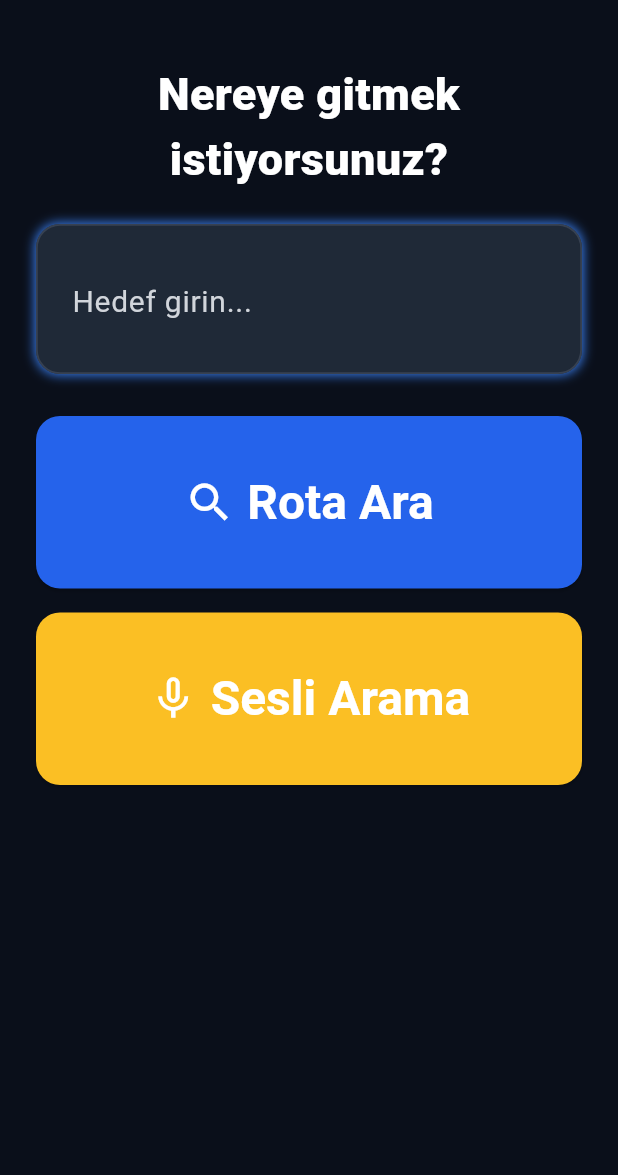
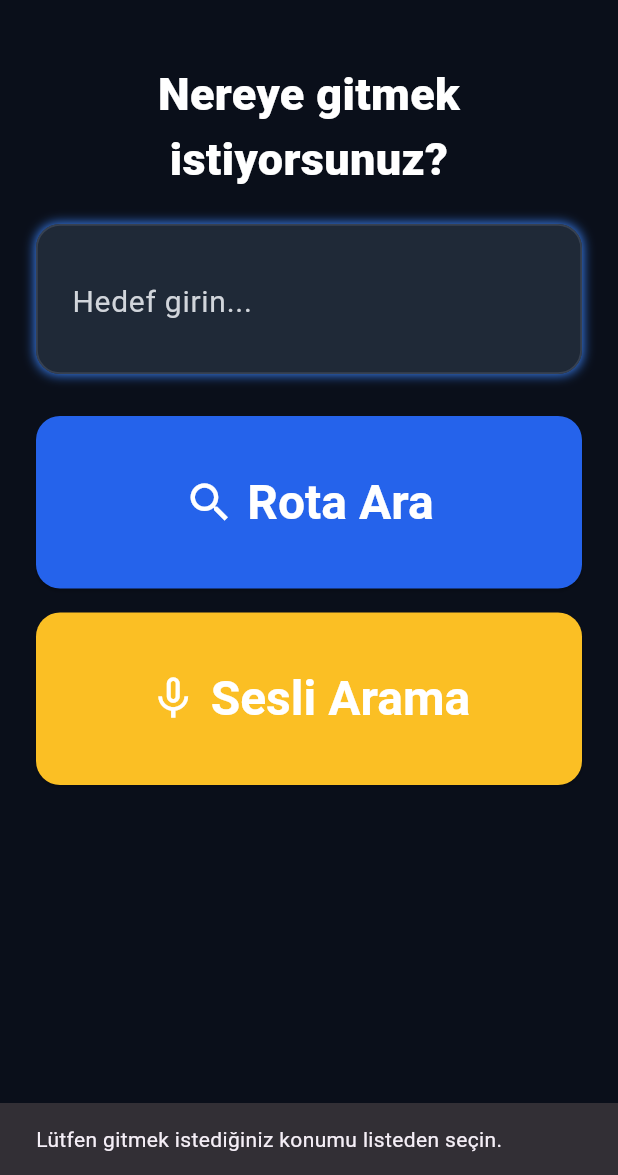
Before and after one commit to ahsentekgul/yol_arkadasim, a Flutter app: the SearchScreen screen opened directly, after a tap on "Rota Ara", on a phone screen of 412 x 824 dp, the part 61-1236 px from its top. Run offline on Flutter 3.47's test engine with Material 3 defaults, Android fonts, the phone set to English and light mode, and no system bars.

Commit message:
hedef onerileri ve navigasyon metadata altyapisini ekle

```diff
--- a/lib/business/search/search_screen.dart
+++ b/lib/business/search/search_screen.dart
@@ -1,6 +1,8 @@
 import 'package:flutter/material.dart';
 
 import 'package:yol_arkadasim/business/routes/routes_screen.dart';
+import 'package:yol_arkadasim/data/models/place_candidate.dart';
+import 'package:yol_arkadasim/services/dummy_place_search_service.dart';
 import 'package:yol_arkadasim/services/route_planner_service.dart';
 import 'package:yol_arkadasim/core/widgets/app_button.dart';
 import 'package:yol_arkadasim/core/widgets/app_navigation_bar.dart';
@@ -20,6 +22,12 @@ class SearchScreen extends StatefulWidget {
 class _SearchScreenState extends State<SearchScreen> {
   late final TextEditingController _searchController;
   final RoutePlannerService _routePlannerService = RoutePlannerService();
+  final DummyPlaceSearchService _dummyPlaceSearchService =
+      DummyPlaceSearchService();
+
+  List<PlaceCandidate> _suggestions = <PlaceCandidate>[];
+  PlaceCandidate? _selectedPlace;
+  bool _isApplyingSuggestionChange = false;
 
   @override
   void initState() {
@@ -34,15 +42,27 @@ class _SearchScreenState extends State<SearchScreen> {
   }
 
   void handleSearchSubmit() {
-    final String trimmedQuery = _searchController.text.trim();
-    if (trimmedQuery.isEmpty) return;
+    if (_selectedPlace == null) {
+      final messenger = ScaffoldMessenger.of(context);
+      messenger.hideCurrentSnackBar();
+      messenger.showSnackBar(
+        const SnackBar(
+          content: Text('Lütfen gitmek istediğiniz konumu listeden seçin.'),
+        ),
+      );
+      return;
+    }
 
-    final plan = _routePlannerService.createJourneyPlan(trimmedQuery);
+    final plan = _routePlannerService.createJourneyPlanForPlace(
+      _selectedPlace!,
+    );
     if (plan == null) {
       final messenger = ScaffoldMessenger.of(context);
       messenger.hideCurrentSnackBar();
       messenger.showSnackBar(
-        const SnackBar(content: Text('Bu hedef için uygun rota bulunamadı.')),
+        const SnackBar(
+          content: Text('Bu hedef için aktarmasız uygun rota bulunamadı.'),
+        ),
       );
       return;
     }
@@ -50,6 +70,146 @@ class _SearchScreenState extends State<SearchScreen> {
     Navigator.push(
       context,
       MaterialPageRoute(builder: (_) => RoutesScreen(journeyPlan: plan)),
+    );
+  }
+
+  void _handleQueryChanged(String value) {
+    if (_isApplyingSuggestionChange) return;
+
+    final String trimmedQuery = value.trim();
+    final List<PlaceCandidate> nextSuggestions = trimmedQuery.isEmpty
+        ? <PlaceCandidate>[]
+        : _dummyPlaceSearchService.searchPlaces(trimmedQuery);
+
+    setState(() {
+      _selectedPlace = null;
+      _suggestions = nextSuggestions;
+    });
+  }
+
+  void _handleSuggestionTap(PlaceCandidate place) {
+    _isApplyingSuggestionChange = true;
+    _searchController.value = TextEditingValue(
+      text: place.name,
+      selection: TextSelection.collapsed(offset: place.name.length),
+    );
+
+    WidgetsBinding.instance.addPostFrameCallback((_) {
+      _isApplyingSuggestionChange = false;
+    });
+
+    setState(() {
+      _selectedPlace = place;
+      _suggestions = <PlaceCandidate>[];
+    });
+  }
+
+  Widget _buildSelectedPlaceCard() {
+    final PlaceCandidate? selectedPlace = _selectedPlace;
+    if (selectedPlace == null) {
+      return const SizedBox.shrink();
+    }
+
+    return Padding(
+      padding: const EdgeInsets.only(top: 12),
+      child: Container(
+        width: double.infinity,
+        padding: const EdgeInsets.all(16),
+        decoration: BoxDecoration(
+          color: AppColors.gray800,
+          borderRadius: BorderRadius.circular(AppRadius.roundedXl),
+          border: Border.all(color: AppColors.borderBlue500, width: 1.2),
+        ),
+        child: Column(
+          crossAxisAlignment: CrossAxisAlignment.start,
+          children: [
+            Text(
+              'Seçilen konum',
+              style: AppTextStyles.screenSubtitle.copyWith(
+                fontSize: 13,
+                color: AppColors.gray300,
+              ),
+            ),
+            const SizedBox(height: 6),
+            Text(
+              selectedPlace.name,
+              style: AppTextStyles.buttonLabel.copyWith(fontSize: 16),
+            ),
+            const SizedBox(height: 4),
+            Text(
+              selectedPlace.address,
+              style: AppTextStyles.screenSubtitle.copyWith(fontSize: 14),
+            ),
+          ],
+        ),
+      ),
+    );
+  }
+
+  Widget _buildSuggestionsList() {
+    if (_suggestions.isEmpty) {
+      return const SizedBox.shrink();
+    }
+
+    return Padding(
+      padding: const EdgeInsets.only(top: 12),
+      child: Container(
+        width: double.infinity,
+        padding: const EdgeInsets.all(12),
+        decoration: BoxDecoration(
+          color: AppColors.gray800,
+          borderRadius: BorderRadius.circular(AppRadius.roundedXl),
+          border: Border.all(color: AppColors.gray700, width: 1.2),
+        ),
+        child: Column(
+          crossAxisAlignment: CrossAxisAlignment.stretch,
+          children: [
+            Text(
+              'Öneriler',
+              style: AppTextStyles.buttonLabel.copyWith(fontSize: 15),
+            ),
+            const SizedBox(height: 8),
+            ..._suggestions.asMap().entries.map((entry) {
+              final int index = entry.key;
+              final PlaceCandidate place = entry.value;
+              final bool isLastItem = index == _suggestions.length - 1;
+
+              return Padding(
+                padding: EdgeInsets.only(bottom: isLastItem ? 0 : 8),
+                child: GestureDetector(
+                  onTap: () => _handleSuggestionTap(place),
+                  child: Container(
+                    padding: const EdgeInsets.all(16),
+                    decoration: BoxDecoration(
+                      color: AppColors.background,
+                      borderRadius: BorderRadius.circular(AppRadius.roundedXl),
+                      border: Border.all(color: AppColors.gray700),
+                    ),
+                    child: Column(
+                      crossAxisAlignment: CrossAxisAlignment.start,
+                      children: [
+                        Text(
+                          place.name,
+                          style: AppTextStyles.buttonLabel.copyWith(
+                            fontSize: 15,
+                          ),
+                        ),
+                        const SizedBox(height: 4),
+                        Text(
+                          place.address,
+                          style: AppTextStyles.screenSubtitle.copyWith(
+                            fontSize: 13,
+                          ),
+                        ),
+                      ],
+                    ),
+                  ),
+                ),
+              );
+            }),
+          ],
+        ),
+      ),
     );
   }
 
@@ -89,6 +249,7 @@ class _SearchScreenState extends State<SearchScreen> {
               textField: true,
               child: TextField(
                 controller: _searchController,
+                onChanged: _handleQueryChanged,
                 decoration: InputDecoration(
                   filled: true,
                   fillColor: AppColors.gray800,
@@ -126,6 +287,8 @@ class _SearchScreenState extends State<SearchScreen> {
             ),
           ),
         ),
+        _buildSelectedPlaceCard(),
+        _buildSuggestionsList(),
         const SizedBox(height: 28),
         Padding(
           padding: const EdgeInsets.symmetric(
--- /dev/null
+++ b/lib/data/models/place_candidate.dart
@@ -0,0 +1,17 @@
+import 'package:yol_arkadasim/data/models/transit_models.dart';
+
+class PlaceCandidate {
+  final String id;
+  final String placeId;
+  final String name;
+  final String address;
+  final AppLocation location;
+
+  const PlaceCandidate({
+    required this.id,
+    required this.placeId,
+    required this.name,
+    required this.address,
+    required this.location,
+  });
+}
--- a/lib/data/models/transit_models.dart
+++ b/lib/data/models/transit_models.dart
@@ -62,6 +62,28 @@ class JourneyStep {
   });
 }
 
+class JourneyNavigationMetadata {
+  final String routeId;
+  final String startStopId;
+  final AppLocation startStopLocation;
+  final String endStopId;
+  final AppLocation endStopLocation;
+  final String? destinationAddress;
+  final AppLocation destinationLocation;
+  final String? placeId;
+
+  const JourneyNavigationMetadata({
+    required this.routeId,
+    required this.startStopId,
+    required this.startStopLocation,
+    required this.endStopId,
+    required this.endStopLocation,
+    required this.destinationLocation,
+    this.destinationAddress,
+    this.placeId,
+  });
+}
+
 class JourneyPlan {
   final String destinationName;
   final String routeName;
@@ -69,6 +91,7 @@ class JourneyPlan {
   final int transferCount;
   final String startStopName;
   final String endStopName;
+  final JourneyNavigationMetadata navigationMetadata;
   final List<JourneyStep> steps;
 
   JourneyPlan({
@@ -78,6 +101,7 @@ class JourneyPlan {
     required this.transferCount,
     required this.startStopName,
     required this.endStopName,
+    required this.navigationMetadata,
     required List<JourneyStep> steps,
   }) : steps = List.unmodifiable(steps);
 }
--- /dev/null
+++ b/lib/services/dummy_place_search_service.dart
@@ -0,0 +1,79 @@
+import 'package:yol_arkadasim/data/models/place_candidate.dart';
+import 'package:yol_arkadasim/data/models/transit_models.dart';
+
+class DummyPlaceSearchService {
+  static final List<PlaceCandidate> _places = List<PlaceCandidate>.unmodifiable(
+    <PlaceCandidate>[
+      const PlaceCandidate(
+        id: 'place_erciyes_university',
+        placeId: 'dummy_place_erciyes_university',
+        name: 'Erciyes Üniversitesi',
+        address: 'Talas Bulvarı, Erciyes Üniversitesi Kampüsü, Kayseri',
+        location: AppLocation(
+          latitude: 38.7078,
+          longitude: 35.5290,
+        ),
+      ),
+      const PlaceCandidate(
+        id: 'place_mevlana_firini',
+        placeId: 'dummy_place_mevlana_firini',
+        name: 'Mevlana Fırını',
+        address: 'Mevlana Mahallesi, Talas, Kayseri',
+        location: AppLocation(
+          latitude: 38.7212,
+          longitude: 35.4908,
+        ),
+      ),
+      const PlaceCandidate(
+        id: 'place_mevlana_mahallesi',
+        placeId: 'dummy_place_mevlana_mahallesi',
+        name: 'Mevlana Mahallesi',
+        address: 'Talas, Kayseri',
+        location: AppLocation(
+          latitude: 38.7204,
+          longitude: 35.4916,
+        ),
+      ),
+      const PlaceCandidate(
+        id: 'place_mevlana_parki',
+        placeId: 'dummy_place_mevlana_parki',
+        name: 'Mevlana Parkı',
+        address: 'Mevlana Mahallesi Park Alanı, Talas, Kayseri',
+        location: AppLocation(
+          latitude: 38.7197,
+          longitude: 35.4931,
+        ),
+      ),
+    ],
+  );
+
+  List<PlaceCandidate> searchPlaces(String query) {
+    final String normalizedQuery = _normalizeText(query);
+    if (normalizedQuery.isEmpty) {
+      return <PlaceCandidate>[];
+    }
+
+    final List<PlaceCandidate> matches = _places.where((PlaceCandidate place) {
+      final String normalizedName = _normalizeText(place.name);
+      final String normalizedAddress = _normalizeText(place.address);
+
+      return normalizedName.contains(normalizedQuery) ||
+          normalizedAddress.contains(normalizedQuery);
+    }).toList();
+
+    return List<PlaceCandidate>.from(matches);
+  }
+
+  String _normalizeText(String input) {
+    return input
+        .trim()
+        .toLowerCase()
+        .replaceAll('\u0307', '')
+        .replaceAll('ı', 'i')
+        .replaceAll('ü', 'u')
+        .replaceAll('ö', 'o')
+        .replaceAll('ş', 's')
+        .replaceAll('ç', 'c')
+        .replaceAll('ğ', 'g');
+  }
+}
```
Also changed, not shown: lib/services/route_planner_service.dart (+164 -30 lines).
